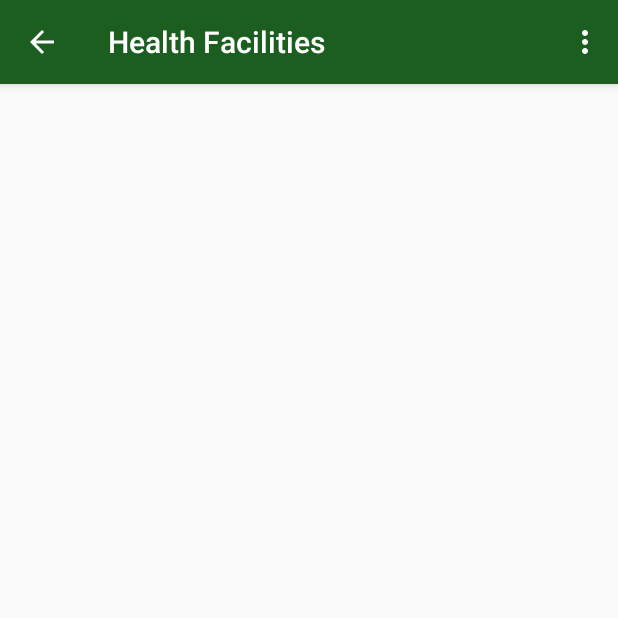
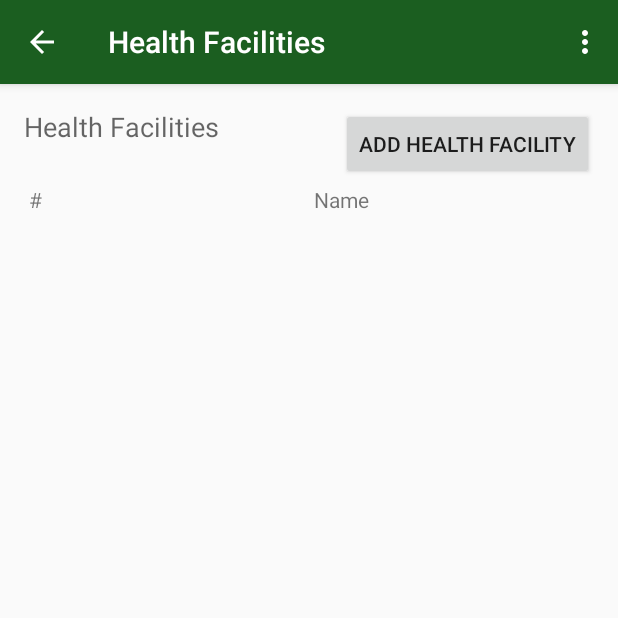
Before and after one commit to ilabafrica/health-project, an Android app: the HealthFacilityActivity screen opened directly, with no data from a screen before it, on a phone screen of 412 x 824 dp, the top half of it. Run offline under Robolectric (Android 15) with nearby library versions, the phone set to English and light mode, and no system bars.

Commit message:
Fixes patient and health facility lists

```diff
--- a/mhealth4afrika/app/src/main/java/h2020/mhealth4afrika/activities/HealthFacilityActivity.java
+++ b/mhealth4afrika/app/src/main/java/h2020/mhealth4afrika/activities/HealthFacilityActivity.java
@@ -20,7 +20,7 @@ public class HealthFacilityActivity extends AppCompatActivity {
     @Override
     protected void onCreate(Bundle savedInstanceState) {
         super.onCreate(savedInstanceState);
-        setContentView(R.layout.activity_profile);
+        setContentView(R.layout.activity_health_facility_activity);
 
 
         getSupportActionBar().setDisplayHomeAsUpEnabled(true);
--- a/mhealth4afrika/app/src/main/java/h2020/mhealth4afrika/activities/PatientsActivity.java
+++ b/mhealth4afrika/app/src/main/java/h2020/mhealth4afrika/activities/PatientsActivity.java
@@ -19,19 +19,13 @@ public class PatientsActivity extends AppCompatActivity {
     @Override
     protected void onCreate(Bundle savedInstanceState) {
         super.onCreate(savedInstanceState);
-        setContentView(R.layout.activity_profile);
 
-
+        setContentView(R.layout.activity_patient_list);
         getSupportActionBar().setDisplayHomeAsUpEnabled(true);
-
         getSupportActionBar().setHomeButtonEnabled(true);
 
         rootLayout = (CoordinatorLayout) findViewById(R.id.rootLayout);
-
-
         widgets = new WidgetHelper(context);
-
-
     }
 
 
--- a/mhealth4afrika/app/src/main/res/layout/activity_health_facility_activity.xml
+++ b/mhealth4afrika/app/src/main/res/layout/activity_health_facility_activity.xml
@@ -1,7 +1,63 @@
 <?xml version="1.0" encoding="utf-8"?>
-<LinearLayout xmlns:android="http://schemas.android.com/apk/res/android"
+<FrameLayout xmlns:android="http://schemas.android.com/apk/res/android"
     android:layout_width="match_parent"
-    android:layout_height="match_parent"
-    android:orientation="vertical">
+    android:layout_height="match_parent">
+    <RelativeLayout
+        android:padding="@dimen/activity_horizontal_margin"
+        android:layout_width="match_parent"
+        android:layout_height="match_parent">
 
-</LinearLayout>
+        <TextView
+            android:layout_width="wrap_content"
+            android:layout_height="wrap_content"
+            android:textAppearance="?android:attr/textAppearanceMedium"
+            android:text="Health Facilities"
+            android:id="@+id/obstetricHistoryTitle"
+            android:layout_toLeftOf="@+id/addPatientButton"
+            android:layout_alignParentLeft="true"
+            android:layout_alignParentStart="true" />
+
+        <Button
+            android:id="@+id/addPatientButton"
+            android:layout_width="wrap_content"
+            android:text="Add Health Facility"
+            android:layout_height="wrap_content"
+            android:layout_alignParentTop="true"
+            android:layout_alignParentRight="true"
+            android:layout_alignParentEnd="true" />
+
+        <TableLayout
+            android:layout_width="match_parent"
+            android:layout_height="match_parent"
+            android:stretchColumns="*"
+            android:layout_below="@+id/addPatientButton"
+            android:layout_alignParentLeft="true"
+            android:layout_alignParentStart="true">
+
+
+            <TableRow
+                android:layout_width="match_parent"
+                android:layout_height="match_parent">
+
+                <TextView
+                    android:id="@+id/textView3"
+                    android:layout_width="0dp"
+                    android:layout_height="wrap_content"
+                    android:layout_column="0"
+                    android:padding="3dp"
+                    android:text="#"
+                    android:textAppearance="?android:attr/textAppearanceSmall" />
+
+                <TextView
+                    android:id="@+id/textView4"
+                    android:layout_width="0dp"
+                    android:layout_height="wrap_content"
+                    android:layout_column="1"
+                    android:padding="3dp"
+                    android:text="Name"
+                    android:textAppearance="?android:attr/textAppearanceSmall" />
+
+            </TableRow>
+        </TableLayout>
+    </RelativeLayout>
+</FrameLayout >
```
Also changed, not shown: mhealth4afrika/app/src/main/res/layout/activity_patient_list.xml (line endings or trailing spaces).
